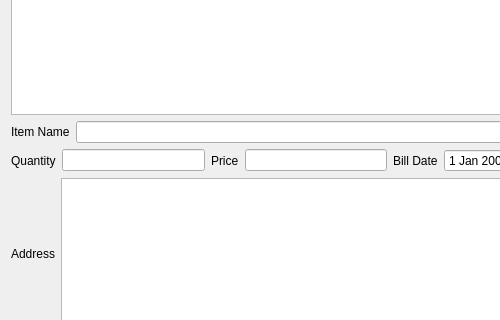
First picture: the form in mainwindow.ui, repository pritamghanghas/prepare_bills, before the edit; both pictures show x 0 to 500 and y 275 to 595 of the 636 by 685 pixel window.
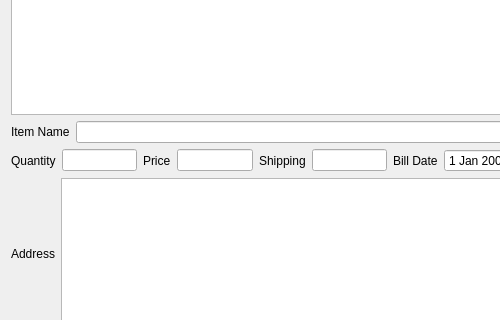
Second picture: the form after the edit.

Commit message: added shipping to manual bill preparatio

Patch:
```diff
--- a/mainwindow.ui
+++ b/mainwindow.ui
@@ -165,6 +165,16 @@
       <item>
        <widget class="QLineEdit" name="priceField"/>
       </item>
+      <item>
+       <widget class="QLabel" name="label_9">
+        <property name="text">
+         <string>Shipping</string>
+        </property>
+       </widget>
+      </item>
+      <item>
+       <widget class="QLineEdit" name="shipping_edit"/>
+      </item>
       <item>
        <widget class="QLabel" name="label_3">
         <property name="text">
```
The commit also changes 2 other files.
